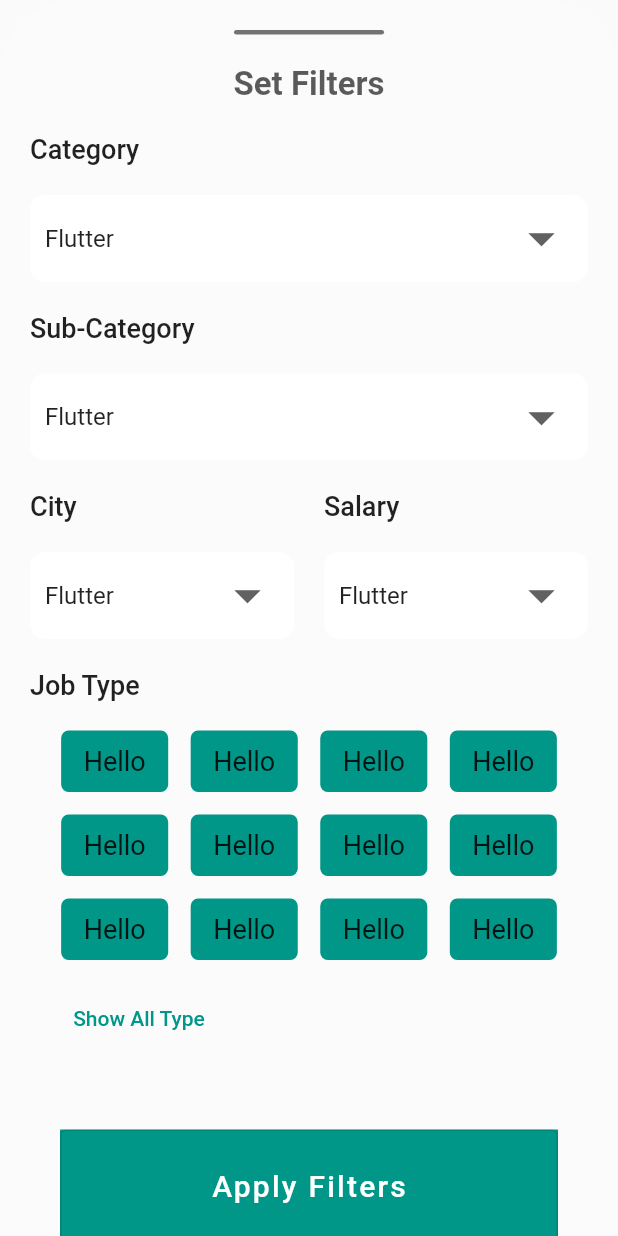
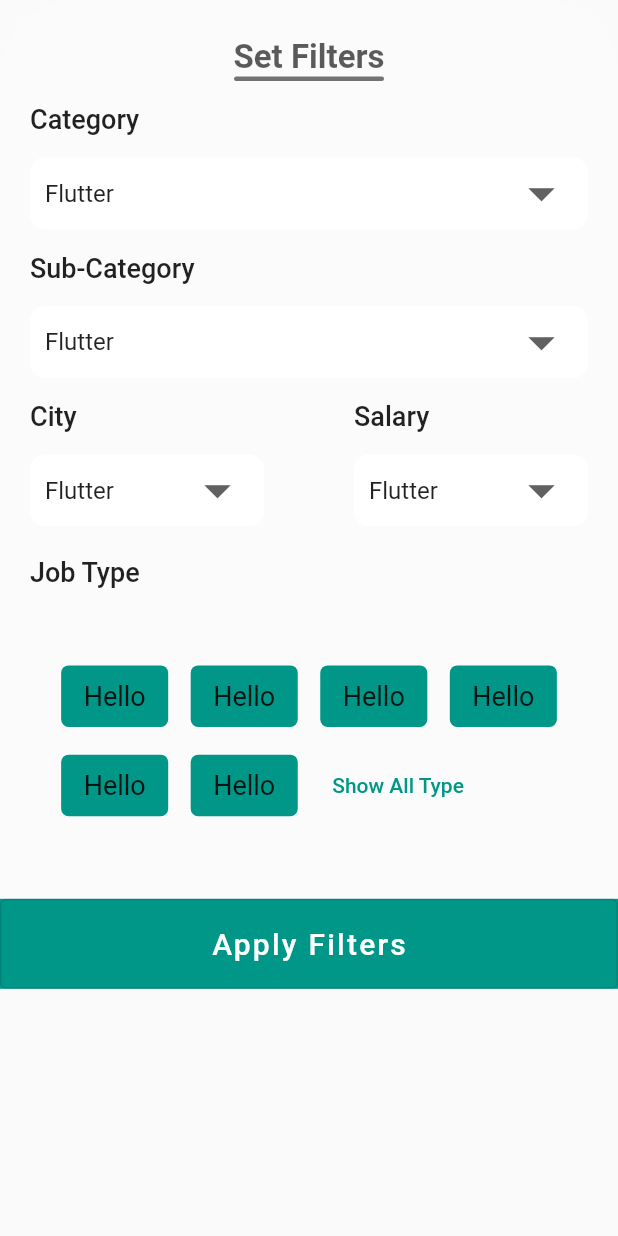
Before and after one commit to thetooaung07/job-portal, a Flutter app: the FilterBottomSheet widget shown alone on an empty page, opened directly, on a phone screen of 412 x 824 dp. Run offline on Flutter 3.47's test engine with Material 2 defaults, Android fonts, the phone set to English and light mode, and no system bars; our stand-ins replace flutter_svg, get.

Commit message:
Search Bar filter adjustment

```diff
--- a/lib/constants.dart
+++ b/lib/constants.dart
@@ -38,3 +38,8 @@ const BoxShadow kCardShadow = BoxShadow(
 const TextStyle kCardBodyTextStyle = TextStyle(
   color: Colors.white,
 );
+
+const kCaptionTextStyle = TextStyle(
+  color: kSecondaryTextColor,
+  fontSize: 12,
+);
--- a/lib/view/search_page/filter_bottom_sheet.dart
+++ b/lib/view/search_page/filter_bottom_sheet.dart
@@ -18,6 +18,7 @@ class FilterBottomSheet extends StatelessWidget {
   Widget build(BuildContext context) {
     return Container(
       width: Get.width,
+      height: Get.height * 0.8,
       decoration: BoxDecoration(
         color: kBgColor,
         borderRadius: BorderRadius.only(
@@ -26,11 +27,23 @@ class FilterBottomSheet extends StatelessWidget {
         ),
       ),
       child: Padding(
-        padding: const EdgeInsets.fromLTRB(20, 20, 20, 0),
+        padding: const EdgeInsets.only(
+          top: 15,
+        ),
         child: Column(
           mainAxisSize: MainAxisSize.min,
           crossAxisAlignment: CrossAxisAlignment.start,
           children: [
+            const SizedBox(
+              height: 10,
+            ),
+            Align(
+              alignment: Alignment.center,
+              child: Text(
+                "Set Filters",
+                style: kHeaderTextStyle,
+              ),
+            ),
             Align(
               child: Container(
                 width: 100,
@@ -38,16 +51,6 @@ class FilterBottomSheet extends StatelessWidget {
                 decoration: BoxDecoration(
                     color: Colors.black54,
                     borderRadius: BorderRadius.circular(10)),
-              ),
-            ),
-            const SizedBox(
-              height: 20,
-            ),
-            Align(
-              alignment: Alignment.center,
-              child: Text(
-                "Set Filters",
-                style: kHeaderTextStyle,
               ),
             ),
             LabelDropDownBtn(
@@ -67,16 +70,16 @@ class FilterBottomSheet extends StatelessWidget {
               ],
             ),
             Padding(
-              padding: EdgeInsets.symmetric(vertical: 20),
+              padding: EdgeInsets.symmetric(vertical: 20, horizontal: 20),
               child: Text(
                 "Job Type",
                 style: kTitleTextStyle,
               ),
             ),
-            SizedBox(
+            Expanded(
+              child: Container(
+                alignment: Alignment.center,
                 width: Get.width,
-              child: Align(
-                alignment: Alignment.center,
                 child: Wrap(
                   // runAlignment: WrapAlignment.start,
                   // alignment: WrapAlignment.center,
@@ -84,12 +87,6 @@ class FilterBottomSheet extends StatelessWidget {
                   spacing: 15,
                   runSpacing: 15,
                   children: [
-                    OutlineBtnBubble(),
-                    OutlineBtnBubble(),
-                    OutlineBtnBubble(),
-                    OutlineBtnBubble(),
-                    OutlineBtnBubble(),
-                    OutlineBtnBubble(),
                     OutlineBtnBubble(),
                     OutlineBtnBubble(),
                     OutlineBtnBubble(),
@@ -105,12 +102,11 @@ class FilterBottomSheet extends StatelessWidget {
               ),
             ),
             SizedBox(
-              height: 10,
+              height: 20,
             ),
             Container(
-                margin: EdgeInsets.symmetric(horizontal: 20, vertical: 40),
                 width: Get.width,
-                height: 75,
+                height: 60,
                 decoration: BoxDecoration(color: Colors.teal),
                 child: OutlinedButton(
                     onPressed: () {},
@@ -156,18 +152,20 @@ class LabelDropDownBtn extends StatelessWidget {
   Widget build(BuildContext context) {
     RxString selectedItem = "Flutter".obs;
 
-    return Column(
+    return Padding(
+      padding: EdgeInsets.symmetric(horizontal: 20),
+      child: Column(
         crossAxisAlignment: CrossAxisAlignment.start,
         children: [
           Padding(
-          padding: const EdgeInsets.symmetric(vertical: 20.0),
+            padding: const EdgeInsets.symmetric(vertical: 15.0),
             child: Text(
               label,
               style: kTitleTextStyle,
             ),
           ),
           Container(
-          padding: EdgeInsets.symmetric(horizontal: 10, vertical: 5),
+            padding: EdgeInsets.symmetric(horizontal: 10),
             decoration: BoxDecoration(
                 color: Colors.white, borderRadius: BorderRadius.circular(10)),
             child: Obx(
@@ -193,6 +191,7 @@ class LabelDropDownBtn extends StatelessWidget {
             ),
           ),
         ],
+      ),
     );
   }
 }
--- a/lib/view/search_page/search_page_tab_view.dart
+++ b/lib/view/search_page/search_page_tab_view.dart
@@ -28,6 +28,8 @@ class _SearchPageTabViewState extends State<SearchPageTabView>
               hoverColor: Colors.transparent,
               splashColor: Colors.transparent,
               highlightColor: Colors.transparent),
+          child: Padding(
+            padding: const EdgeInsets.symmetric(horizontal: 15.0),
             child: TabBar(
               unselectedLabelColor: Colors.black,
               indicatorSize: TabBarIndicatorSize.tab,
@@ -40,6 +42,7 @@ class _SearchPageTabViewState extends State<SearchPageTabView>
                 Tab(child: Text("Most Relevent")),
                 Tab(child: Text("Most Recent")),
               ],
+            ),
           ),
         ),
         Expanded(
```
Also changed, not shown: lib/view/search_page/search_page.dart (+53 -6 lines). Lines whose indentation alone changed are shown as unchanged.
